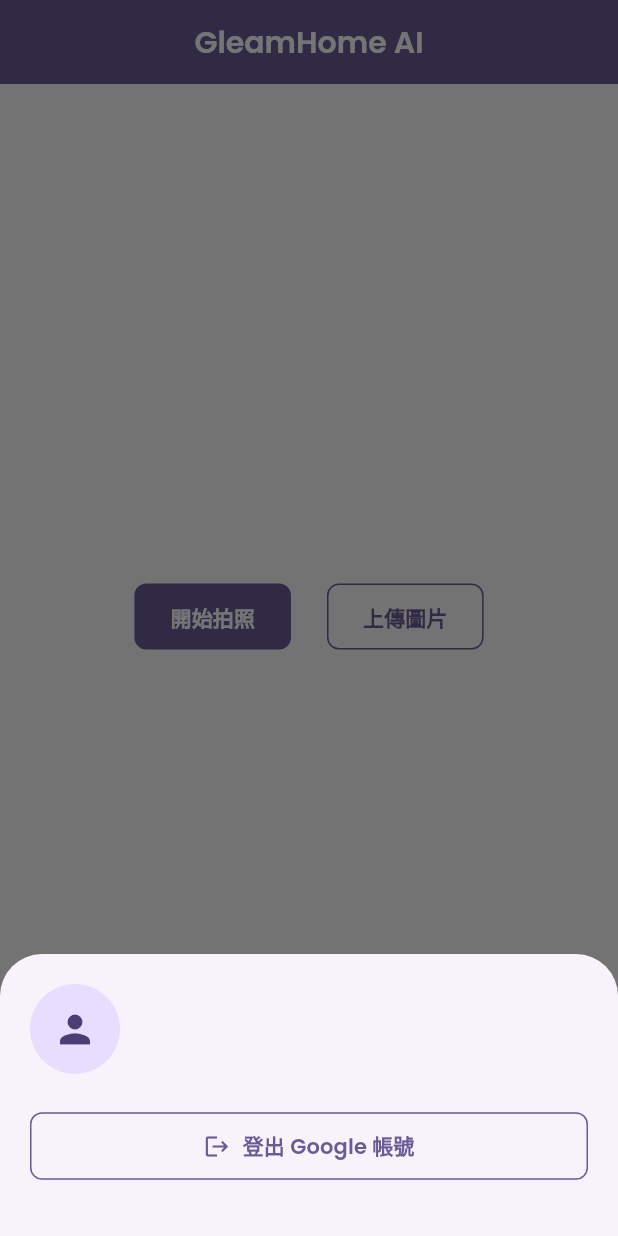
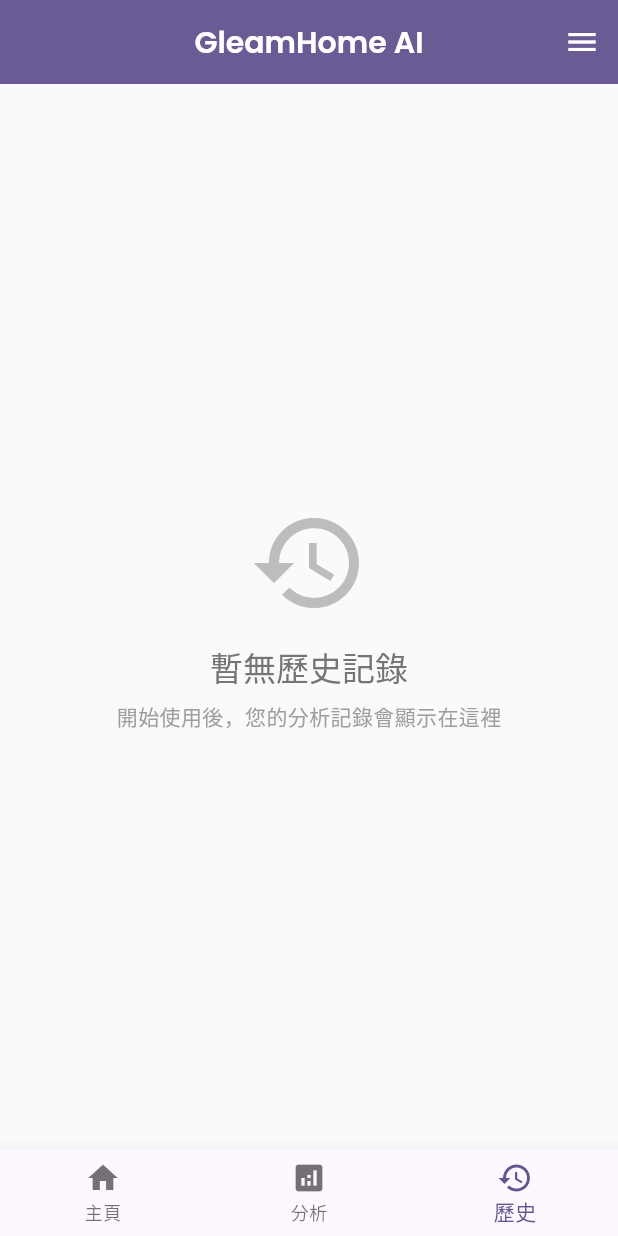
Before and after one commit to Matt-Chou/GleamHome-AI, a Flutter app: the screen it shows once a user with an empty profile is signed in, item 3 of the bottom bar chosen, on a phone screen of 412 x 824 dp. Run offline on Flutter 3.47's test engine with Material 3 defaults, Android fonts, the phone set to English and light mode, and no system bars; our stand-ins replace camera, dio, firebase_auth, firebase_core, flutter_animate, flutter_dotenv and 5 more; accounts and stored records are empty.

Commit message:
feat: 重新設計主頁面架構
- 主頁：新增智慧居家案例分享卡片
- 分析頁（原歷史頁）：整合拍照和上傳圖片功能
- 歷史頁（原個人頁）：顯示使用者的歷史記錄
- 新增右上角漢堡選單，包含使用者資訊和登出功能
- 修正 onboarding 頁面滑動問題，移除衝突的 GestureDetector
- 修正 Google Sign-In API 使用方式，適配 google_sign_in 7.2.0
- 配置 Firebase Android google-services.json

```diff
--- a/lib/screens/home_screen.dart
+++ b/lib/screens/home_screen.dart
@@ -12,7 +12,7 @@ class HomeScreen extends StatefulWidget {
 class _HomeScreenState extends State<HomeScreen> {
   int _selectedIndex = 0;
 
-  void _showUserProfileBottomSheet() {
+  void _showMenuDrawer() {
     final user = FirebaseAuth.instance.currentUser;
 
     showModalBottomSheet(
@@ -53,7 +53,7 @@ class _HomeScreenState extends State<HomeScreen> {
                   ),
                 ],
               ),
-              const SizedBox(height: 24),
+              const Divider(height: 32),
 
               // 登出按鈕
               SizedBox(
@@ -63,8 +63,8 @@ class _HomeScreenState extends State<HomeScreen> {
                     try {
                       await FirebaseAuth.instance.signOut();
                       if (mounted) {
-                        Navigator.of(context).pop(); // 關閉底部面板
-                        Navigator.of(context).pushReplacementNamed('/onboarding'); // 返回登入頁面
+                        Navigator.of(context).pop();
+                        Navigator.of(context).pushReplacementNamed('/onboarding');
                         ScaffoldMessenger.of(context).showSnackBar(
                           const SnackBar(content: Text('已成功登出')),
                         );
@@ -92,58 +92,214 @@ class _HomeScreenState extends State<HomeScreen> {
     );
   }
 
+  Widget _buildHomePage() {
+    return SingleChildScrollView(
+      padding: const EdgeInsets.all(16),
+      child: Column(
+        crossAxisAlignment: CrossAxisAlignment.start,
+        children: [
+          Text(
+            '案例分享',
+            style: Theme.of(context).textTheme.headlineSmall?.copyWith(
+              fontWeight: FontWeight.bold,
+            ),
+          ),
+          const SizedBox(height: 16),
+          _buildCaseCard(
+            '智慧居家照明',
+            '透過 AI 辨識環境光線，自動調整室內燈光',
+            Icons.lightbulb_outline,
+            Colors.amber,
+          ),
+          const SizedBox(height: 12),
+          _buildCaseCard(
+            '家電能源管理',
+            '即時監控家電用電狀況，提供節能建議',
+            Icons.energy_savings_leaf,
+            Colors.green,
+          ),
+          const SizedBox(height: 12),
+          _buildCaseCard(
+            '空調智能控制',
+            '根據室溫和人員活動自動調節空調',
+            Icons.ac_unit,
+            Colors.blue,
+          ),
+          const SizedBox(height: 12),
+          _buildCaseCard(
+            '安全監控系統',
+            'AI 影像辨識，即時偵測異常狀況',
+            Icons.security,
+            Colors.red,
+          ),
+        ],
+      ),
+    );
+  }
+
+  Widget _buildCaseCard(String title, String description, IconData icon, Color color) {
+    return Card(
+      elevation: 2,
+      child: Padding(
+        padding: const EdgeInsets.all(16),
+        child: Row(
+          children: [
+            Container(
+              padding: const EdgeInsets.all(12),
+              decoration: BoxDecoration(
+                color: color.withOpacity(0.1),
+                borderRadius: BorderRadius.circular(12),
+              ),
+              child: Icon(icon, color: color, size: 32),
+            ),
+            const SizedBox(width: 16),
+            Expanded(
+              child: Column(
+                crossAxisAlignment: CrossAxisAlignment.start,
+                children: [
+                  Text(
+                    title,
+                    style: Theme.of(context).textTheme.titleMedium?.copyWith(
+                      fontWeight: FontWeight.bold,
+                    ),
+                  ),
+                  const SizedBox(height: 4),
+                  Text(
+                    description,
+                    style: Theme.of(context).textTheme.bodyMedium?.copyWith(
+                      color: Colors.grey[600],
+                    ),
+                  ),
+                ],
+              ),
+            ),
+          ],
+        ),
+      ),
+    );
+  }
+
+  Widget _buildAnalysisPage() {
+    return Center(
+      child: Column(
+        mainAxisAlignment: MainAxisAlignment.center,
+        children: [
+          Icon(
+            Icons.analytics_outlined,
+            size: 80,
+            color: Theme.of(context).primaryColor,
+          ),
+          const SizedBox(height: 24),
+          Text(
+            '開始分析您的居家環境',
+            style: Theme.of(context).textTheme.headlineSmall?.copyWith(
+              fontWeight: FontWeight.bold,
+            ),
+          ),
+          const SizedBox(height: 12),
+          Padding(
+            padding: const EdgeInsets.symmetric(horizontal: 32),
+            child: Text(
+              '拍攝或上傳家電照片，AI 將為您分析能源使用狀況並提供優化建議',
+              textAlign: TextAlign.center,
+              style: Theme.of(context).textTheme.bodyMedium?.copyWith(
+                color: Colors.grey[600],
+              ),
+            ),
+          ),
+          const SizedBox(height: 32),
+          Row(
+            mainAxisAlignment: MainAxisAlignment.center,
+            children: [
+              FilledButton.icon(
+                onPressed: () {
+                  Navigator.of(context).pushNamed('/camera');
+                },
+                icon: const Icon(Icons.camera_alt),
+                label: const Text('開始拍照'),
+                style: FilledButton.styleFrom(
+                  padding: const EdgeInsets.symmetric(horizontal: 24, vertical: 12),
+                ),
+              ),
+              const SizedBox(width: 16),
+              OutlinedButton.icon(
+                onPressed: () {
+                  Navigator.of(context).pushNamed('/camera', arguments: {'pickGallery': true});
+                },
+                icon: const Icon(Icons.upload_file),
+                label: const Text('上傳圖片'),
+                style: OutlinedButton.styleFrom(
+                  padding: const EdgeInsets.symmetric(horizontal: 24, vertical: 12),
+                ),
+              ),
+            ],
+          ),
+        ],
+      ),
+    );
+  }
+
+  Widget _buildHistoryPage() {
+    // 這裡之後會從資料庫讀取歷史記錄
+    return Center(
+      child: Column(
+        mainAxisAlignment: MainAxisAlignment.center,
+        children: [
+          Icon(
+            Icons.history,
+            size: 80,
+            color: Colors.grey[400],
+          ),
+          const SizedBox(height: 16),
+          Text(
+            '暫無歷史記錄',
+            style: Theme.of(context).textTheme.titleLarge?.copyWith(
+              color: Colors.grey[600],
+            ),
+          ),
+          const SizedBox(height: 8),
+          Text(
+            '開始使用後，您的分析記錄會顯示在這裡',
+            style: Theme.of(context).textTheme.bodyMedium?.copyWith(
+              color: Colors.grey[500],
+            ),
+          ),
+        ],
+      ),
+    );
+  }
+
   @override
   Widget build(BuildContext context) {
+    final pages = [
+      _buildHomePage(),
+      _buildAnalysisPage(),
+      _buildHistoryPage(),
+    ];
+
     return Scaffold(
       appBar: AppBar(
         title: const Text('GleamHome AI'),
         centerTitle: true,
         elevation: 0,
+        actions: [
+          IconButton(
+            icon: const Icon(Icons.menu),
+            onPressed: _showMenuDrawer,
+            tooltip: '選單',
+          ),
+        ],
       ),
-      body: Center(
-        child: Column(
-          mainAxisAlignment: MainAxisAlignment.center,
-          children: [
-            Row(
-              mainAxisAlignment: MainAxisAlignment.center,
-              children: [
-                FilledButton(
-                  onPressed: () {
-                    // 導航到拍照頁面
-                    Navigator.of(context).pushNamed('/camera');
-                  },
-                  child: const Text('開始拍照'),
-                ),
-                const SizedBox(width: 24),
-                OutlinedButton(
-                  onPressed: () {
-                    // 導航到拍照頁面並自動觸發相簿選擇
-                    Navigator.of(
-                      context,
-                    ).pushNamed('/camera', arguments: {'pickGallery': true});
-                  },
-                  child: const Text('上傳圖片'),
-                ),
-              ],
-            ),
-          ],
-        ),
-      ),
+      body: pages[_selectedIndex],
       bottomNavigationBar: BottomNavigationBar(
         currentIndex: _selectedIndex,
         onTap: (index) {
-          if (index == 2) {
-            // 點擊個人頁面時顯示個人信息底部面板
-            _showUserProfileBottomSheet();
-            // 不更新選中狀態，保持在當前頁面
-          } else {
-            setState(() => _selectedIndex = index);
-          }
+          setState(() => _selectedIndex = index);
         },
         items: const [
           BottomNavigationBarItem(icon: Icon(Icons.home), label: '主頁'),
+          BottomNavigationBarItem(icon: Icon(Icons.analytics), label: '分析'),
           BottomNavigationBarItem(icon: Icon(Icons.history), label: '歷史'),
-          BottomNavigationBarItem(icon: Icon(Icons.person), label: '個人'),
         ],
       ),
     );
--- a/lib/screens/onboarding_screen.dart
+++ b/lib/screens/onboarding_screen.dart
@@ -3,6 +3,8 @@ import 'package:flutter/foundation.dart';
 import 'package:flutter/material.dart';
 import 'package:flutter/services.dart';
 import 'package:firebase_auth/firebase_auth.dart';
+import 'package:google_sign_in/google_sign_in.dart';
+import 'package:flutter/foundation.dart' show kIsWeb;
 import 'package:flutter_dotenv/flutter_dotenv.dart';
 import '../config/app_constants.dart';
 import '../services/auth_service.dart';
@@ -62,26 +64,8 @@ class _OnboardingScreenState extends State<OnboardingScreen> {
         },
         child: Stack(
           children: [
-            // 背景圖片與滑動手勢
-            GestureDetector(
-              onPanUpdate: (details) {
-                if (details.delta.dx > 5) {
-                  if (_currentPage > 0) {
-                    _pageController.previousPage(
-                      duration: const Duration(milliseconds: 300),
-                      curve: Curves.easeInOut,
-                    );
-                  }
-                } else if (details.delta.dx < -5) {
-                  if (_currentPage < 3) {
-                    _pageController.nextPage(
-                      duration: const Duration(milliseconds: 300),
-                      curve: Curves.easeInOut,
-                    );
-                  }
-                }
-              },
-              child: PageView(
+            // 背景圖片與滑動
+            PageView(
               controller: _pageController,
               onPageChanged: (index) {
                 setState(() => _currentPage = index);
@@ -93,7 +77,6 @@ class _OnboardingScreenState extends State<OnboardingScreen> {
                 _buildBackgroundImage('assets/images/onboarding/login3.png'),
                 _buildBackgroundImage('assets/images/onboarding/login4.png'),
               ],
-              ),
             ),
             // 內容
             Align(
@@ -144,12 +127,22 @@ class _OnboardingScreenState extends State<OnboardingScreen> {
                           onPressed: () async {
                             try {
                               await FirebaseAuth.instance.signOut();
-                              final auth = FirebaseAuth.instance;
+                              UserCredential? userCredential;
+                              if (kIsWeb) {
+                                // Web 平台
                                 final googleProvider = GoogleAuthProvider();
-                              googleProvider.setCustomParameters({
-                                'prompt': 'select_account',
-                              });
-                              final userCredential = await auth.signInWithPopup(googleProvider);
+                                googleProvider.setCustomParameters({'prompt': 'select_account'});
+                                userCredential = await FirebaseAuth.instance.signInWithPopup(googleProvider);
+                              } else {
+                                // Android/iOS - 使用 google_sign_in 套件
+                                await GoogleSignIn.instance.initialize();
+                                final GoogleSignInAccount googleUser = await GoogleSignIn.instance.authenticate();
+                                final GoogleSignInAuthentication auth = googleUser.authentication;
+                                final credential = GoogleAuthProvider.credential(
+                                  idToken: auth.idToken,
+                                );
+                                userCredential = await FirebaseAuth.instance.signInWithCredential(credential);
+                              }
                               final user = userCredential.user;
                               if (user != null) {
                                 ScaffoldMessenger.of(context).showSnackBar(
```
Lines whose indentation alone changed are shown as unchanged.
